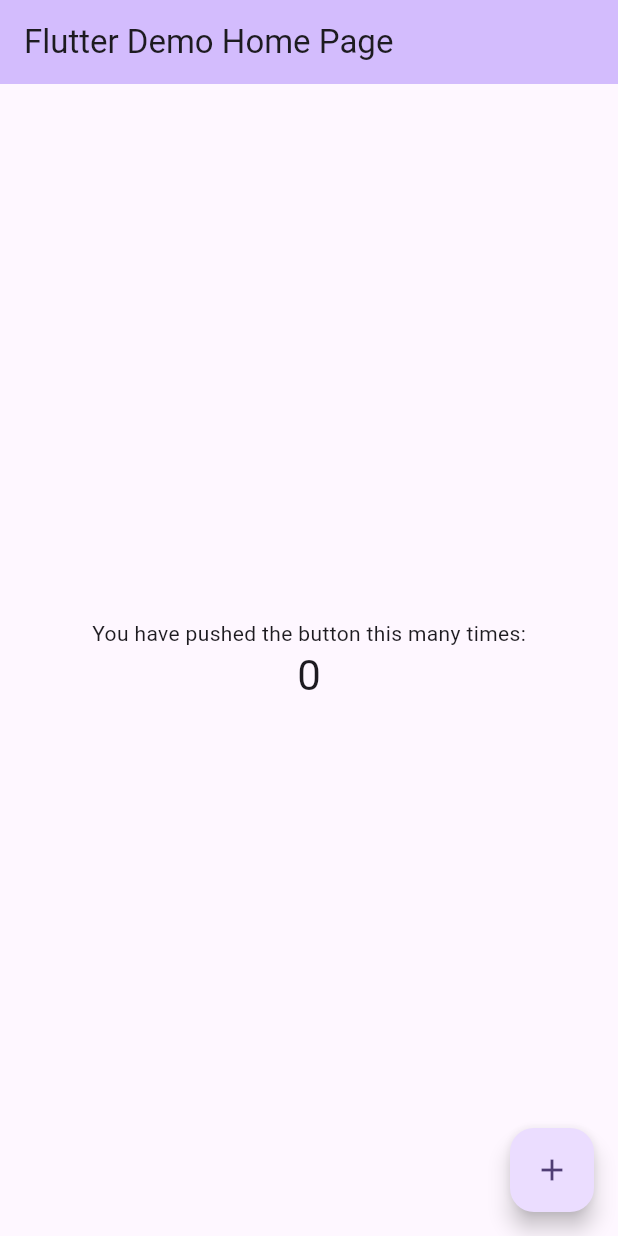
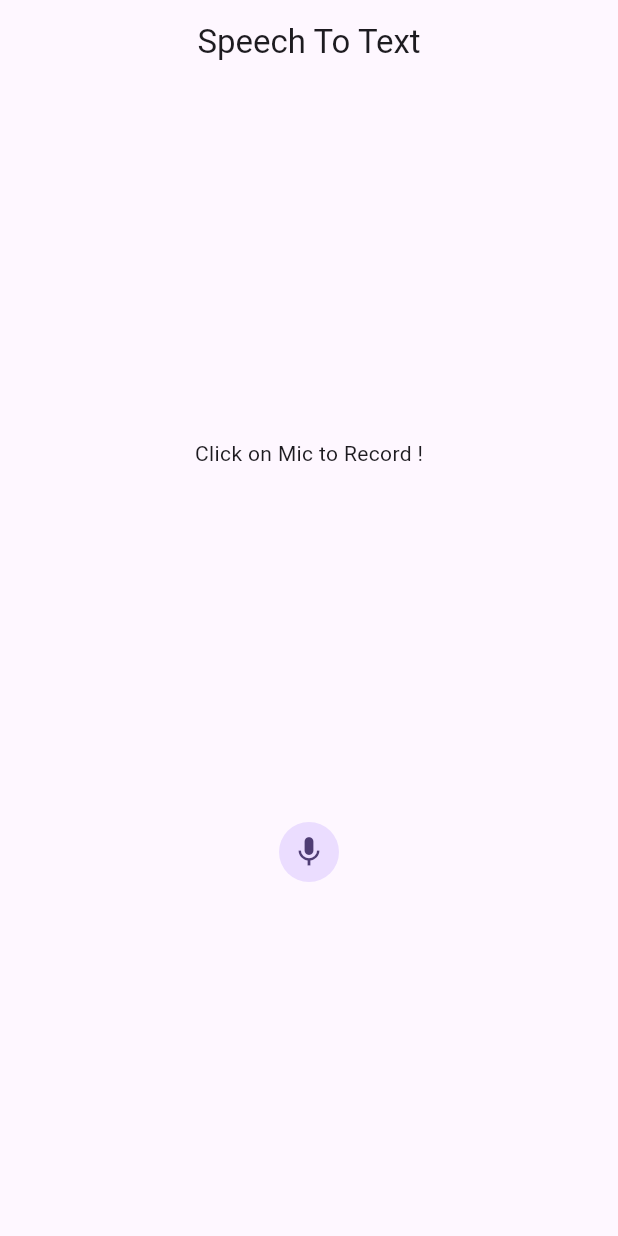
Before and after one commit to suraj-yadav0/speech_to_text_apk, a Flutter app: the screen it shows after launch, on a phone screen of 412 x 824 dp. Run offline on Flutter 3.47's test engine with Material 3 defaults, Android fonts, the light colour scheme and no system bars.

Commit message:
started working on the UI

```diff
--- a/lib/main.dart
+++ b/lib/main.dart
@@ -1,4 +1,5 @@
 import 'package:flutter/material.dart';
+import 'package:speech_to_text_apk/screens/home_screen.dart';
 
 void main() {
   runApp(const MyApp());
@@ -17,95 +18,7 @@ class MyApp extends StatelessWidget {
         colorScheme: ColorScheme.fromSeed(seedColor: Colors.deepPurple),
         useMaterial3: true,
       ),
-      home: const MyHomePage(title: 'Flutter Demo Home Page'),
+      home: const HomeScreen()
     );
   }
 }
-
-class MyHomePage extends StatefulWidget {
-  const MyHomePage({super.key, required this.title});
-
-  // This widget is the home page of your application. It is stateful, meaning
-  // that it has a State object (defined below) that contains fields that affect
-  // how it looks.
-
-  // This class is the configuration for the state. It holds the values (in this
-  // case the title) provided by the parent (in this case the App widget) and
-  // used by the build method of the State. Fields in a Widget subclass are
-  // always marked "final".
-
-  final String title;
-
-  @override
-  State<MyHomePage> createState() => _MyHomePageState();
-}
-
-class _MyHomePageState extends State<MyHomePage> {
-  int _counter = 0;
-
-  void _incrementCounter() {
-    setState(() {
-      // This call to setState tells the Flutter framework that something has
-      // changed in this State, which causes it to rerun the build method below
-      // so that the display can reflect the updated values. If we changed
-      // _counter without calling setState(), then the build method would not be
-      // called again, and so nothing would appear to happen.
-      _counter++;
-    });
-  }
-
-  @override
-  Widget build(BuildContext context) {
-    // This method is rerun every time setState is called, for instance as done
-    // by the _incrementCounter method above.
-    //
-    // The Flutter framework has been optimized to make rerunning build methods
-    // fast, so that you can just rebuild anything that needs updating rather
-    // than having to individually change instances of widgets.
-    return Scaffold(
-      appBar: AppBar(
-        // TRY THIS: Try changing the color here to a specific color (to
-        // Colors.amber, perhaps?) and trigger a hot reload to see the AppBar
-        // change color while the other colors stay the same.
-        backgroundColor: Theme.of(context).colorScheme.inversePrimary,
-        // Here we take the value from the MyHomePage object that was created by
-        // the App.build method, and use it to set our appbar title.
-        title: Text(widget.title),
-      ),
-      body: Center(
-        // Center is a layout widget. It takes a single child and positions it
-        // in the middle of the parent.
-        child: Column(
-          // Column is also a layout widget. It takes a list of children and
-          // arranges them vertically. By default, it sizes itself to fit its
-          // children horizontally, and tries to be as tall as its parent.
-          //
-          // Column has various properties to control how it sizes itself and
-          // how it positions its children. Here we use mainAxisAlignment to
-          // center the children vertically; the main axis here is the vertical
-          // axis because Columns are vertical (the cross axis would be
-          // horizontal).
-          //
-          // TRY THIS: Invoke "debug painting" (choose the "Toggle Debug Paint"
-          // action in the IDE, or press "p" in the console), to see the
-          // wireframe for each widget.
-          mainAxisAlignment: MainAxisAlignment.center,
-          children: <Widget>[
-            const Text(
-              'You have pushed the button this many times:',
-            ),
-            Text(
-              '$_counter',
-              style: Theme.of(context).textTheme.headlineMedium,
-            ),
-          ],
-        ),
-      ),
-      floatingActionButton: FloatingActionButton(
-        onPressed: _incrementCounter,
-        tooltip: 'Increment',
-        child: const Icon(Icons.add),
-      ), // This trailing comma makes auto-formatting nicer for build methods.
-    );
-  }
-}
--- /dev/null
+++ b/lib/screens/home_screen.dart
@@ -0,0 +1,42 @@
+import 'package:flutter/material.dart';
+
+class HomeScreen extends StatefulWidget {
+  const HomeScreen({super.key});
+
+  @override
+  State<HomeScreen> createState() => _HomeScreenState();
+}
+
+class _HomeScreenState extends State<HomeScreen> {
+  @override
+  Widget build(BuildContext context) {
+    return Scaffold(
+      appBar: AppBar(
+        centerTitle: true,
+        title: const Text("Speech To Text"),
+      ),
+      body:  Align(
+        child:  Column(
+
+         // mainAxisAlignment: MainAxisAlignment.center,
+         crossAxisAlignment: CrossAxisAlignment.center,
+          children: [
+
+           const   Spacer(),
+         const    Text("Click on Mic to Record !"),
+
+         const    Spacer(),
+
+            InkWell(
+              onTap: (){},
+              child: const  CircleAvatar(child: Icon(Icons.mic),
+              ),
+            ),
+
+         const    Spacer()
+            ],
+        ),
+      ),
+    );
+  }
+}
```
